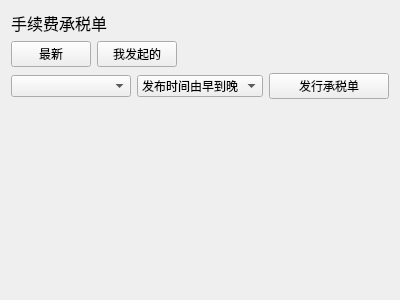
The window that poundage/PoundageWidget.ui (HcashOrg/hx-indicator) describes before a commit, drawn with Qt 5.
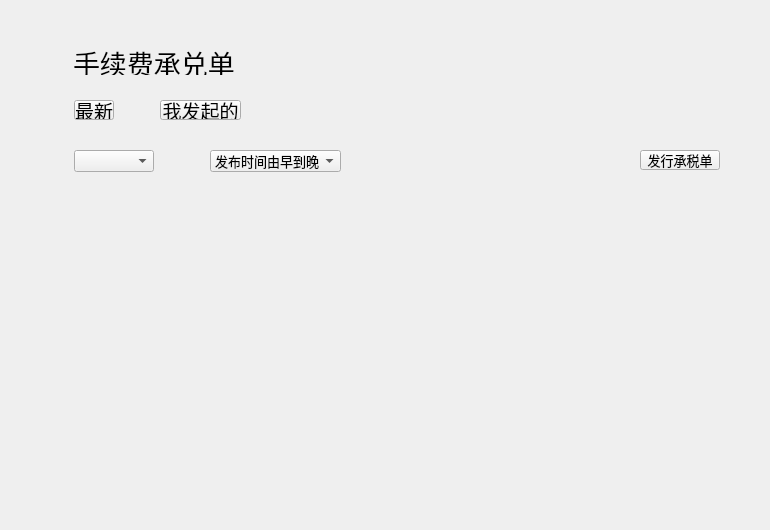
The same window after the commit.

Commit message: css+poundageWidget

```diff
--- a/poundage/PoundageWidget.ui
+++ b/poundage/PoundageWidget.ui
@@ -6,81 +6,89 @@
    <rect>
     <x>0</x>
     <y>0</y>
-    <width>400</width>
-    <height>300</height>
+    <width>770</width>
+    <height>530</height>
    </rect>
   </property>
   <property name="windowTitle">
    <string>Form</string>
   </property>
-  <layout class="QVBoxLayout" name="verticalLayout">
-   <item>
-    <layout class="QHBoxLayout" name="horizontalLayout">
-     <item>
+  <widget class="QStackedWidget" name="stackedWidget">
+   <property name="geometry">
+    <rect>
+     <x>50</x>
+     <y>178</y>
+     <width>674</width>
+     <height>350</height>
+    </rect>
+   </property>
+  </widget>
       <widget class="QLabel" name="label">
+   <property name="geometry">
+    <rect>
+     <x>73</x>
+     <y>50</y>
+     <width>201</width>
+     <height>25</height>
+    </rect>
+   </property>
        <property name="font">
         <font>
-         <pointsize>12</pointsize>
+     <pointsize>20</pointsize>
+     <kerning>true</kerning>
         </font>
        </property>
        <property name="text">
-        <string>手续费承税单</string>
-       </property>
-      </widget>
-     </item>
-     <item>
-      <spacer name="horizontalSpacer">
-       <property name="orientation">
-        <enum>Qt::Horizontal</enum>
-       </property>
-       <property name="sizeHint" stdset="0">
-        <size>
-         <width>40</width>
+    <string>手续费承兑单</string>
+   </property>
+  </widget>
+  <widget class="QComboBox" name="comboBox_coinType">
+   <property name="geometry">
+    <rect>
+     <x>74</x>
+     <y>150</y>
+     <width>80</width>
+     <height>22</height>
+    </rect>
+   </property>
+   <property name="font">
+    <font>
+     <pointsize>10</pointsize>
+    </font>
+   </property>
+  </widget>
+  <widget class="QPushButton" name="pushButton_publishPoundage">
+   <property name="geometry">
+    <rect>
+     <x>640</x>
+     <y>150</y>
+     <width>80</width>
          <height>20</height>
-        </size>
-       </property>
-      </spacer>
-     </item>
-    </layout>
-   </item>
-   <item>
-    <layout class="QHBoxLayout" name="horizontalLayout_2">
-     <item>
-      <widget class="QPushButton" name="pushButton_all">
-       <property name="text">
-        <string>最新</string>
-       </property>
-      </widget>
-     </item>
-     <item>
-      <widget class="QPushButton" name="pushButton_mine">
+    </rect>
+   </property>
+   <property name="font">
+    <font>
+     <pointsize>10</pointsize>
+    </font>
+   </property>
        <property name="text">
-        <string>我发起的</string>
-       </property>
-      </widget>
-     </item>
-     <item>
-      <spacer name="horizontalSpacer_2">
-       <property name="orientation">
-        <enum>Qt::Horizontal</enum>
-       </property>
-       <property name="sizeHint" stdset="0">
-        <size>
-         <width>40</width>
-         <height>20</height>
-        </size>
-       </property>
-      </spacer>
-     </item>
-    </layout>
-   </item>
-   <item>
-    <layout class="QHBoxLayout" name="horizontalLayout_3">
-     <item>
-      <widget class="QComboBox" name="comboBox_coinType"/>
-     </item>
-     <item>
+    <string>发行承税单</string>
+   </property>
+  </widget>
       <widget class="QComboBox" name="comboBox_sortType">
+   <property name="geometry">
+    <rect>
+     <x>210</x>
+     <y>150</y>
+     <width>131</width>
+     <height>22</height>
+    </rect>
+   </property>
+   <property name="font">
+    <font>
+     <pointsize>10</pointsize>
+    </font>
+   </property>
        <item>
         <property name="text">
          <string>发布时间由早到晚</string>
@@ -92,20 +100,54 @@
         </property>
        </item>
       </widget>
-     </item>
-     <item>
-      <widget class="QPushButton" name="pushButton_publishPoundage">
+  <widget class="QToolButton" name="toolButton_allPoundage">
+   <property name="geometry">
+    <rect>
+     <x>74</x>
+     <y>100</y>
+     <width>40</width>
+     <height>20</height>
+    </rect>
+   </property>
+   <property name="sizePolicy">
+    <sizepolicy hsizetype="Preferred" vsizetype="Preferred">
+     <horstretch>0</horstretch>
+     <verstretch>0</verstretch>
+    </sizepolicy>
+   </property>
+   <property name="font">
+    <font>
+     <pointsize>14</pointsize>
+    </font>
+   </property>
        <property name="text">
-        <string>发行承税单</string>
-       </property>
-      </widget>
-     </item>
-    </layout>
-   </item>
-   <item>
-    <widget class="QStackedWidget" name="stackedWidget"/>
-   </item>
-  </layout>
+    <string>最新</string>
+   </property>
+  </widget>
+  <widget class="QToolButton" name="toolButton_myPoundage">
+   <property name="geometry">
+    <rect>
+     <x>160</x>
+     <y>100</y>
+     <width>81</width>
+     <height>20</height>
+    </rect>
+   </property>
+   <property name="sizePolicy">
+    <sizepolicy hsizetype="Preferred" vsizetype="Preferred">
+     <horstretch>0</horstretch>
+     <verstretch>0</verstretch>
+    </sizepolicy>
+   </property>
+   <property name="font">
+    <font>
+     <pointsize>14</pointsize>
+    </font>
+   </property>
+   <property name="text">
+    <string>我发起的</string>
+   </property>
+  </widget>
  </widget>
  <resources/>
  <connections/>
```
Lines whose indentation alone changed are shown as unchanged. The commit also changes 25 other files.
